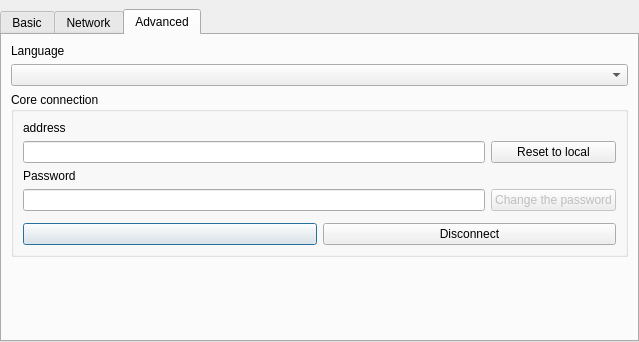
Old version of the form application/GUI/Settings/WidgetSettings.ui in the repository Ummon/D-LAN.
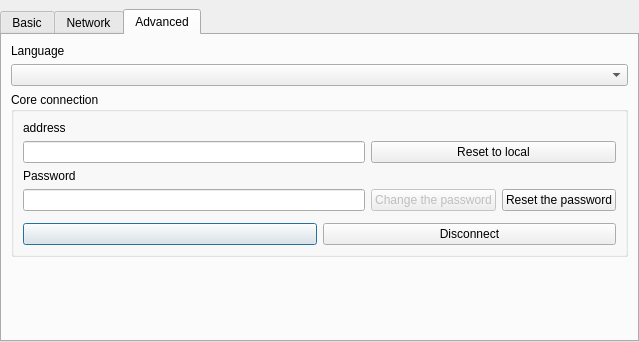
New version of the form. Icons and pictures are not drawn.

Commit message: User can now remove a remote password.

The edit to the form file:
```diff
--- a/application/GUI/Settings/WidgetSettings.ui
+++ b/application/GUI/Settings/WidgetSettings.ui
@@ -345,16 +345,6 @@
               </property>
              </widget>
             </item>
-            <item row="3" column="1">
-             <widget class="QPushButton" name="butChangePassword">
-              <property name="enabled">
-               <bool>false</bool>
-              </property>
-              <property name="text">
-               <string>Change the password</string>
-              </property>
-             </widget>
-            </item>
             <item row="4" column="0" colspan="2">
              <spacer name="verticalSpacer_3">
               <property name="orientation">
@@ -396,6 +386,27 @@
               </item>
              </layout>
             </item>
+            <item row="3" column="1">
+             <layout class="QHBoxLayout" name="horizontalLayout_2">
+              <item>
+               <widget class="QPushButton" name="butChangePassword">
+                <property name="enabled">
+                 <bool>false</bool>
+                </property>
+                <property name="text">
+                 <string>Change the password</string>
+                </property>
+               </widget>
+              </item>
+              <item>
+               <widget class="QPushButton" name="butResetPassword">
+                <property name="text">
+                 <string>Reset the password</string>
+                </property>
+               </widget>
+              </item>
+             </layout>
+            </item>
            </layout>
           </item>
          </layout>
```
The commit also changes 9 other files.
